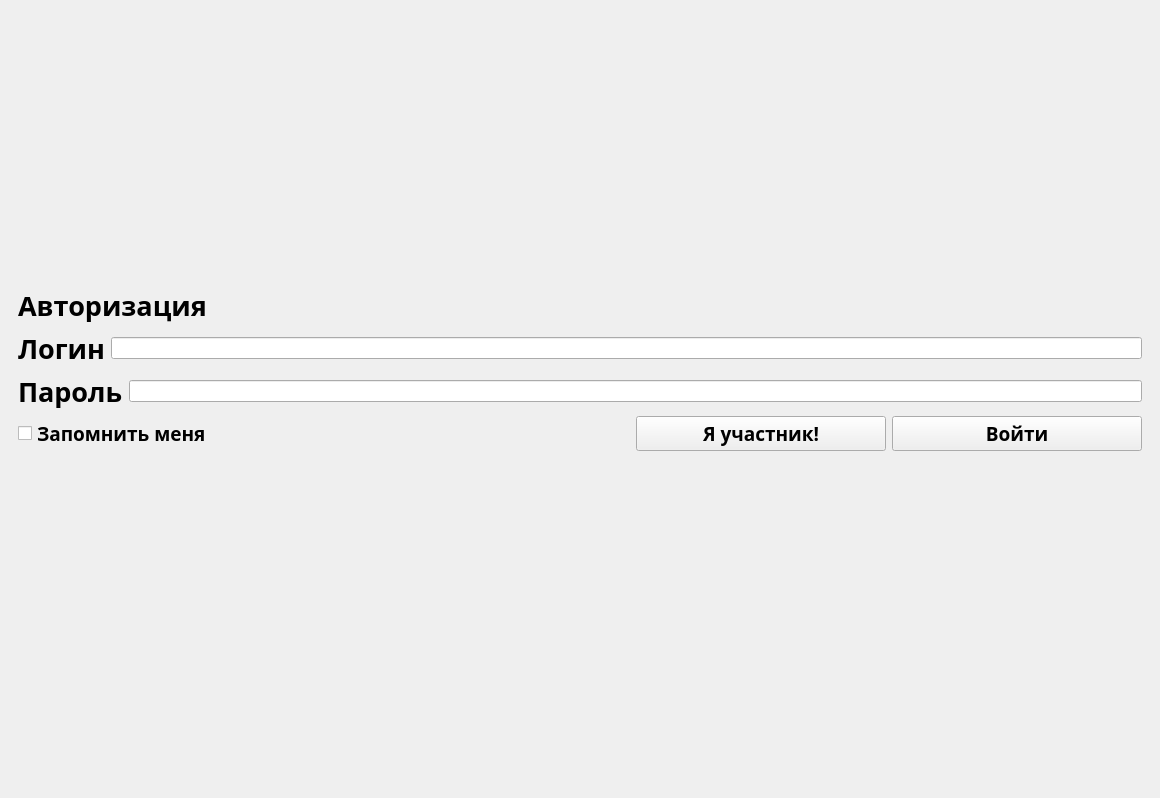
Before: the Qt Designer form OrganizeForm.ui in faryek/KARELLO, drawn with Qt 5.
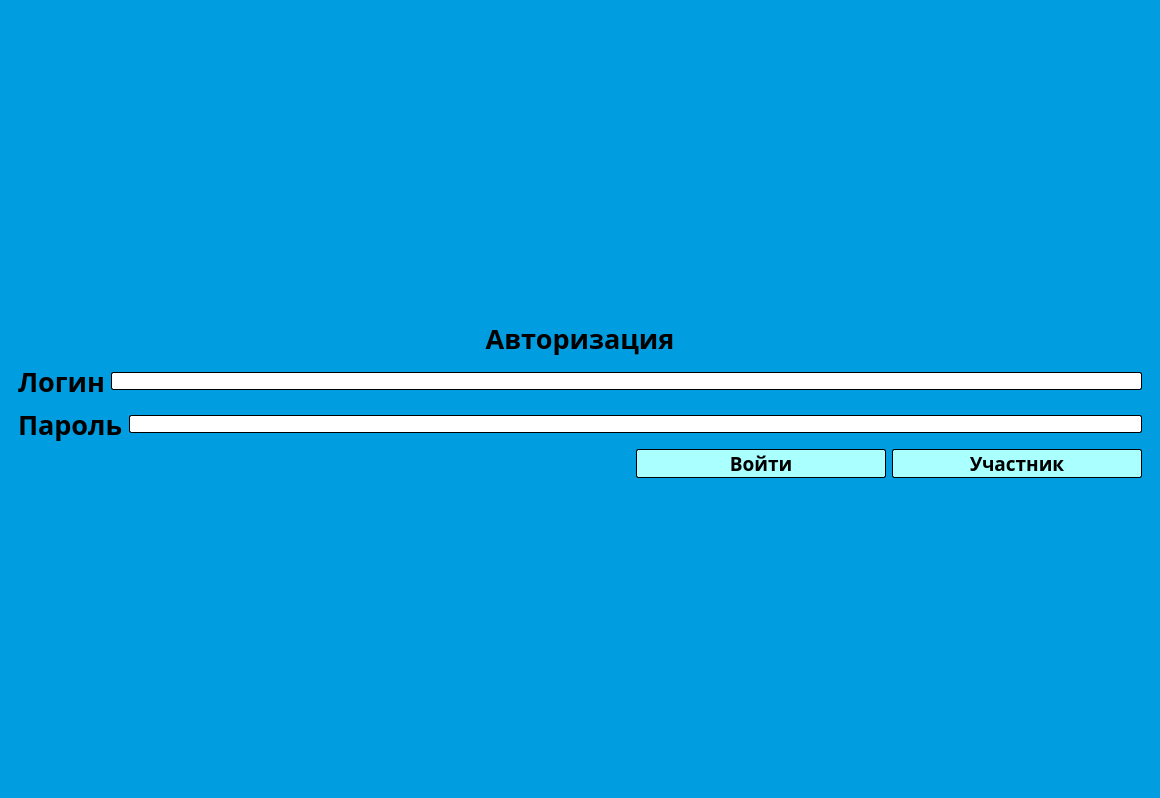
After: the same form once the commit is applied. The open tabs and pages were chosen to show the change. Icons and pictures are not drawn.

Patch:
```diff
--- a/OrganizeForm.ui
+++ b/OrganizeForm.ui
@@ -11,9 +11,24 @@
    </rect>
   </property>
   <property name="windowTitle">
-   <string>MainWindow</string>
+   <string/>
+  </property>
+  <property name="styleSheet">
+   <string notr="true"/>
   </property>
   <widget class="QWidget" name="centralwidget">
+   <property name="styleSheet">
+    <string notr="true">QPushButton{background: #aaffff; border: 1px solid #000000; border-radius:2px;}
+QPushButton:hover{background:#b9eaea;}
+QPushButton::pressed{background:#99c7c7;}
+
+QLineEdit{border-radius:2px; border: 1px solid #000000;}
+QComboBox{border-radius:2px; border: 1px solid #000000;}
+
+QStackedWidget{background: rgb(0,157,224);}
+
+QWidget#centralwidget{background: rgb(0,157,224);}</string>
+   </property>
    <layout class="QVBoxLayout" name="verticalLayout_31">
     <item>
      <widget class="QStackedWidget" name="stackedWidget_4">
@@ -2625,6 +2640,9 @@
             <property name="text">
              <string>Авторизация</string>
             </property>
+            <property name="alignment">
+             <set>Qt::AlignCenter</set>
+            </property>
            </widget>
           </item>
           <item>
@@ -2650,7 +2668,11 @@
              </widget>
             </item>
             <item>
-             <widget class="QLineEdit" name="loginLine"/>
+             <widget class="QLineEdit" name="loginLine">
+              <property name="inputMask">
+               <string/>
+              </property>
+             </widget>
             </item>
            </layout>
           </item>
@@ -2677,20 +2699,6 @@
           </item>
           <item>
            <layout class="QHBoxLayout" name="horizontalLayout_7">
-            <item>
-             <widget class="QCheckBox" name="rememberCheck">
-              <property name="font">
-               <font>
-                <family>Akrobat SemiBold</family>
-                <pointsize>14</pointsize>
-                <bold>true</bold>
-               </font>
-              </property>
-              <property name="text">
-               <string>Запомнить меня</string>
-              </property>
-             </widget>
-            </item>
             <item>
              <spacer name="horizontalSpacer_32">
               <property name="orientation">
@@ -2704,32 +2712,6 @@
               </property>
              </spacer>
             </item>
-            <item>
-             <widget class="QPushButton" name="memberEnterButton">
-              <property name="sizePolicy">
-               <sizepolicy hsizetype="Fixed" vsizetype="Fixed">
-                <horstretch>0</horstretch>
-                <verstretch>0</verstretch>
-               </sizepolicy>
-              </property>
-              <property name="minimumSize">
-               <size>
-                <width>250</width>
-                <height>0</height>
-               </size>
-              </property>
-              <property name="font">
-               <font>
-                <family>Akrobat SemiBold</family>
-                <pointsize>14</pointsize>
-                <bold>true</bold>
-               </font>
-              </property>
-              <property name="text">
-               <string>Я участник!</string>
-              </property>
-             </widget>
-            </item>
             <item>
              <widget class="QPushButton" name="enterButton">
               <property name="sizePolicy">
@@ -2756,6 +2738,35 @@
               </property>
              </widget>
             </item>
+            <item>
+             <widget class="QPushButton" name="memberEnterButton">
+              <property name="sizePolicy">
+               <sizepolicy hsizetype="Fixed" vsizetype="Fixed">
+                <horstretch>0</horstretch>
+                <verstretch>0</verstretch>
+               </sizepolicy>
+              </property>
+              <property name="minimumSize">
+               <size>
+                <width>250</width>
+                <height>0</height>
+               </size>
+              </property>
+              <property name="font">
+               <font>
+                <family>Akrobat SemiBold</family>
+                <pointsize>14</pointsize>
+                <bold>true</bold>
+               </font>
+              </property>
+              <property name="styleSheet">
+               <string notr="true">selection-background-color: rgb(255, 255, 0);</string>
+              </property>
+              <property name="text">
+               <string>Участник</string>
+              </property>
+             </widget>
+            </item>
            </layout>
           </item>
          </layout>
@@ -2773,52 +2784,6 @@
           </property>
          </spacer>
         </item>
-        <item>
-         <layout class="QHBoxLayout" name="horizontalLayout_26">
-          <item>
-           <spacer name="horizontalSpacer_33">
-            <property name="orientation">
-             <enum>Qt::Horizontal</enum>
-            </property>
-            <property name="sizeHint" stdset="0">
-             <size>
-              <width>40</width>
-              <height>20</height>
-             </size>
-            </property>
-           </spacer>
-          </item>
-          <item>
-           <spacer name="horizontalSpacer_34">
-            <property name="orientation">
-             <enum>Qt::Horizontal</enum>
-            </property>
-            <property name="sizeHint" stdset="0">
-             <size>
-              <width>40</width>
-              <height>20</height>
-             </size>
-            </property>
-           </spacer>
-          </item>
-         </layout>
-        </item>
-        <item>
-         <spacer name="verticalSpacer_14">
-          <property name="orientation">
-           <enum>Qt::Vertical</enum>
-          </property>
-          <property name="sizeType">
-           <enum>QSizePolicy::Fixed</enum>
-          </property>
-          <property name="sizeHint" stdset="0">
-           <size>
-            <width>20</width>
-            <height>40</height>
-           </size>
-          </property>
-         </spacer>
-        </item>
        </layout>
       </widget>
      </widget>
```
Left out of the diff: 19 changed lines with no effect on the pictures.
